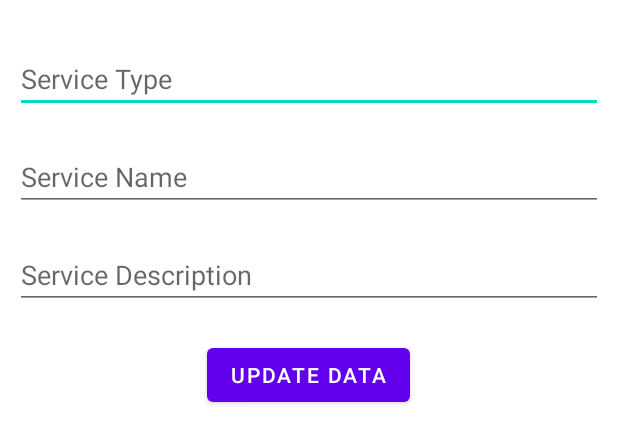
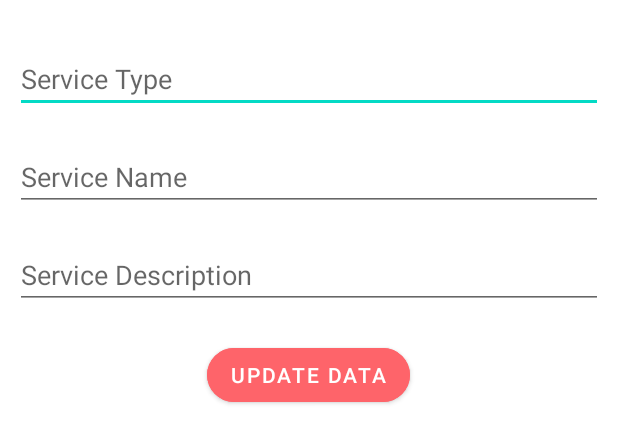
Before and after one commit to Dinuka-Rathnayake/AnyJob-App, an Android app: the layout update_dialog.xml on its own in the app's theme, with its tools: preview values and no code run, on a phone screen of 412 x 824 dp. Shown: the top 443 px of the screen. Run offline under Robolectric (Android 15) with nearby library versions, the phone set to English and light mode, and no system bars.

Commit message:
Update dialog button style

```diff
--- a/app/src/main/res/layout/update_dialog.xml
+++ b/app/src/main/res/layout/update_dialog.xml
@@ -1,5 +1,6 @@
 <?xml version="1.0" encoding="utf-8"?>
 <LinearLayout xmlns:android="http://schemas.android.com/apk/res/android"
+    xmlns:app="http://schemas.android.com/apk/res-auto"
     android:layout_width="match_parent"
     android:layout_height="match_parent"
     android:orientation="vertical"
@@ -36,7 +37,9 @@
         android:layout_height="wrap_content"
         android:layout_gravity="center"
         android:layout_marginTop="20dp"
-        android:text="Update Data" />
+        android:backgroundTint="@color/red_anyJob"
+        android:text="Update Data"
+        app:cornerRadius="80dp" />
 
 
 </LinearLayout>
```
